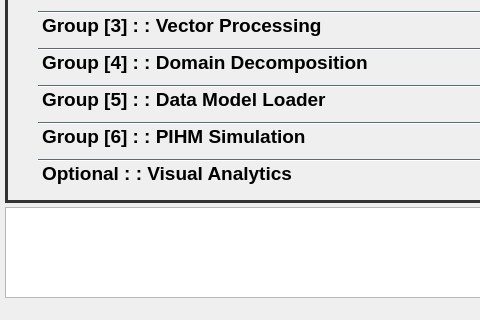
This is pihmgisdialog.ui in leonard-psu/PIHMgis as Qt 5 draws it before an edit; both pictures show x 0 to 480 and y 410 to 730 of the 840 by 730 pixel window. The edited form follows.
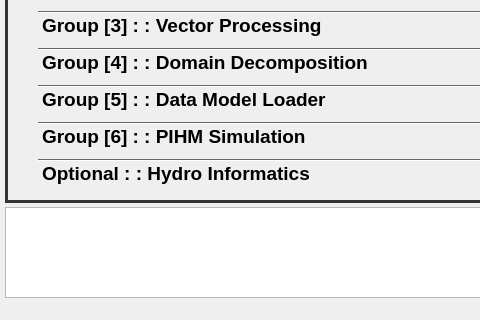
This is the edited form. Icons and pictures are not drawn.

The edit to the form file:
```diff
--- a/pihmgisdialog.ui
+++ b/pihmgisdialog.ui
@@ -8671,7 +8671,7 @@
      </rect>
     </property>
     <attribute name="label">
-     <string>Optional : : Visual Analytics</string>
+     <string>Optional : : Hydro Informatics</string>
     </attribute>
     <widget class="QGroupBox" name="groupBox">
      <property name="geometry">
```
